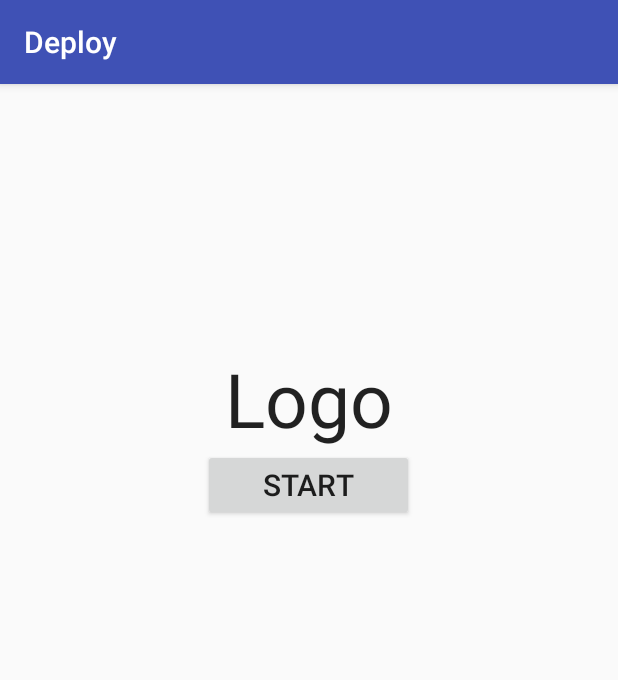
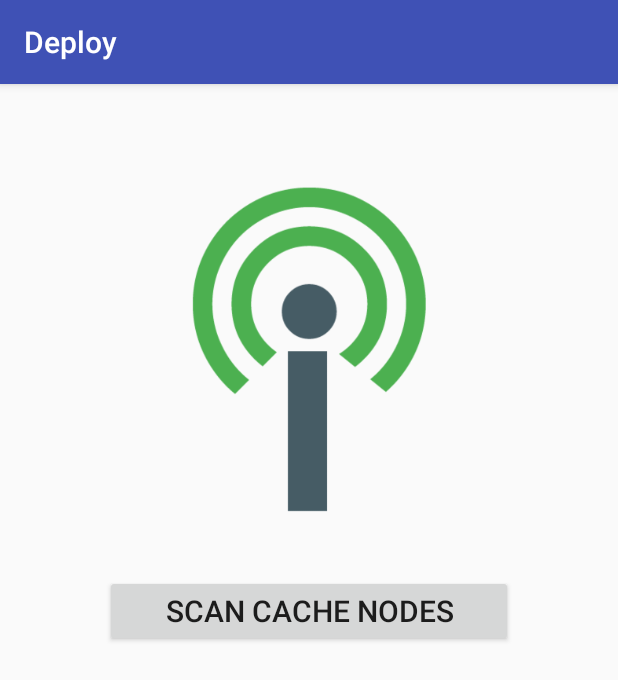
Before and after one commit to JerelynCo/citas-dryad-v2.0, an Android app: the screen it shows after launch (MainActivity), on a phone screen of 412 x 824 dp. Shown: the top 680 px of the screen. Run offline under Robolectric (Android 15) with nearby library versions, the phone set to English and light mode, and no system bars.

Commit message:
Configured with Sink Node's program's

```diff
--- a/deploy/app/src/main/AndroidManifest.xml
+++ b/deploy/app/src/main/AndroidManifest.xml
@@ -11,7 +11,7 @@
     <application
         android:name=".DeployApplication"
         android:allowBackup="true"
-        android:icon="@mipmap/ic_launcher"
+        android:icon="@mipmap/deploy_icon"
         android:label="@string/app_name"
         android:supportsRtl="true"
         android:theme="@style/AppTheme">
--- a/deploy/app/src/main/java/citasdev/ecce/deploy/CacheListActivity.java
+++ b/deploy/app/src/main/java/citasdev/ecce/deploy/CacheListActivity.java
@@ -70,7 +70,7 @@ public class CacheListActivity extends ListActivity {
                             _dpApp.set_btDevice(bd);
 
                             // establishing bluetooth communication -> connect - transmit - receive
-                            BTComm btComm = new BTComm("QSTAT:;", bd, TAG);
+                            BTComm btComm = new BTComm("QSTAT:;\n", bd, TAG);
                             Thread tComm = new Thread(btComm);
                             tComm.start();
 
--- a/deploy/app/src/main/java/citasdev/ecce/deploy/DeployApplication.java
+++ b/deploy/app/src/main/java/citasdev/ecce/deploy/DeployApplication.java
@@ -40,6 +40,7 @@ public class DeployApplication extends Application {
 
     public void populateSensorItemsList(String sResponseMsg) throws JSONException {
         // parse -> _sensorItems = sResponseMsg;
+
         JSONObject obj = new JSONObject(sResponseMsg);
         JSONArray sd_array = obj.getJSONArray("sensor_id");
         for(int i = 0; i < sd_array.length(); i++){
--- a/deploy/app/src/main/java/citasdev/ecce/deploy/MainActivity.java
+++ b/deploy/app/src/main/java/citasdev/ecce/deploy/MainActivity.java
@@ -55,7 +55,7 @@ public class MainActivity extends AppCompatActivity {
 
         // Progress dialog when bluetooth scanning
         _progressDlg = new ProgressDialog(this);
-        _progressDlg.setMessage("Scanning...");
+        _progressDlg.setMessage("Scanning nearby Raspberry Pi..");
         _progressDlg.setCancelable(false);
         _progressDlg.setButton(DialogInterface.BUTTON_NEGATIVE, "Cancel", new DialogInterface.OnClickListener() {
             @Override
--- a/deploy/app/src/main/java/citasdev/ecce/deploy/SensorDetailsActivity.java
+++ b/deploy/app/src/main/java/citasdev/ecce/deploy/SensorDetailsActivity.java
@@ -104,7 +104,7 @@ public class SensorDetailsActivity extends AppCompatActivity implements GoogleAp
 
         BTComm btComm = new BTComm("QSUPD:name=" + _etSnName.getText() +
                 ",site_name=" + _etSiteName.getText() + ",state=" + _etState.getText() +
-                ",lat=" + _etLatitude.getText() + ",lon=" + _etLongitude.getText() + ";",
+                ",lat=" + _etLatitude.getText() + ",lon=" + _etLongitude.getText() + ";\n",
                 _dpApp.get_btDevice(), TAG);
         Thread tcomm = new Thread(btComm);
         tcomm.start();
@@ -116,7 +116,7 @@ public class SensorDetailsActivity extends AppCompatActivity implements GoogleAp
     }
     public void deleteNode(View v) throws InterruptedException {
         BTComm btComm = new BTComm("QDLTE:rpi_name=" + _dpApp.get_btDevice().getName() +
-                ",sn_name=" + _sd.get_name() + ";", _dpApp.get_btDevice(), TAG);
+                ",sn_name=" + _sd.get_name() + ";\n", _dpApp.get_btDevice(), TAG);
         Thread tComm = new Thread(btComm);
         tComm.start();
 
--- a/deploy/app/src/main/java/citasdev/ecce/deploy/SensorListActivity.java
+++ b/deploy/app/src/main/java/citasdev/ecce/deploy/SensorListActivity.java
@@ -85,7 +85,7 @@ public class SensorListActivity extends ListActivity {
                             ",pf_addr=" + newSd.get_pfAddr() + ",bl_addr=" + newSd.get_blAddr() +
                             ",state=" + newSd.get_state() + ",site_name=" + newSd.get_siteName() +
                             ",lat=" + newSd.get_lat() + ",lon="+newSd.get_lon() +
-                            ",updated=" + newSd.get_dateUpdated() + ";", _dpApp.get_btDevice(),
+                            ";\n", _dpApp.get_btDevice(),
                             TAG);
                     Thread tComm = new Thread(btComm);
                     tComm.start();
--- a/deploy/app/src/main/java/citasdev/ecce/deploy/utils/BTComm.java
+++ b/deploy/app/src/main/java/citasdev/ecce/deploy/utils/BTComm.java
@@ -82,6 +82,7 @@ public class BTComm implements Runnable {
 
     @Override
     public void run() {
+        Log.d("BTComm", "Entered run");
         sendBtMsg(_sTransmitMsg);
 
         while(!Thread.currentThread().isInterrupted())
--- a/deploy/app/src/main/res/layout/activity_main.xml
+++ b/deploy/app/src/main/res/layout/activity_main.xml
@@ -1,5 +1,6 @@
 <?xml version="1.0" encoding="utf-8"?>
 <LinearLayout xmlns:android="http://schemas.android.com/apk/res/android"
+    xmlns:app="http://schemas.android.com/apk/res-auto"
     xmlns:tools="http://schemas.android.com/tools"
     android:orientation="vertical"
     android:layout_width="match_parent"
@@ -10,20 +11,19 @@
     android:paddingTop="@dimen/activity_vertical_margin"
     tools:context="citasdev.ecce.deploy.MainActivity">
 
-    <TextView
-        android:layout_width="wrap_content"
-        android:layout_height="wrap_content"
-        android:textAppearance="?android:attr/textAppearanceLarge"
-        android:text="Logo"
-        android:id="@+id/tv_logo"
-        android:layout_marginTop="160dp"
-        android:textSize="50dp"
-        android:layout_gravity="center_horizontal" />
+    <ImageView
+        android:layout_width="264dp"
+        android:layout_height="251dp"
+        android:layout_gravity="center"
+        android:layout_marginTop="40dp"
+        app:srcCompat="@mipmap/deploy_icon"
+        android:id="@+id/imageView" />
 
     <Button
         android:layout_width="wrap_content"
         android:layout_height="wrap_content"
-        android:text="Start"
+        android:text="Scan Cache Nodes"
+        android:layout_marginTop="20dp"
         android:id="@+id/b_start"
         android:layout_marginBottom="91dp"
         android:textSize="20dp"
```
Also changed, not shown: deploy/app/src/main/java/citasdev/ecce/deploy/CacheDetailsActivity.java (+17 -8 lines), deploy/app/src/main/res/layout/activity_cache_details.xml (+9 -0 lines), deploy/app/src/main/res/mipmap-hdpi/deploy_icon.png (added).
